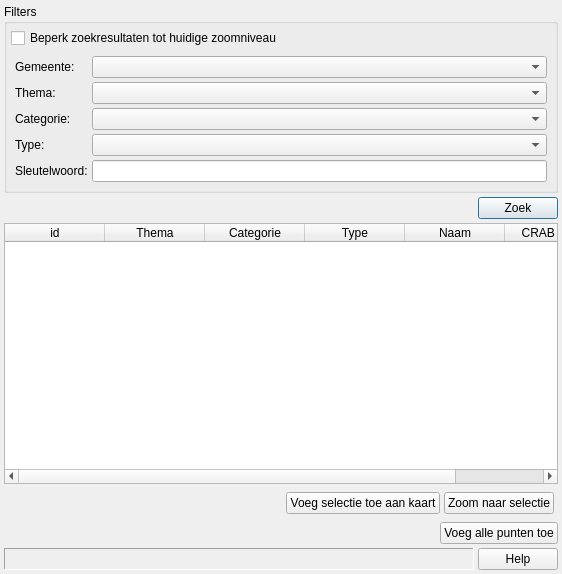
The window that ui_geopunt4QgisPoi.ui (warrieka/geopunt4Qgis) describes before a commit, drawn with Qt 5.
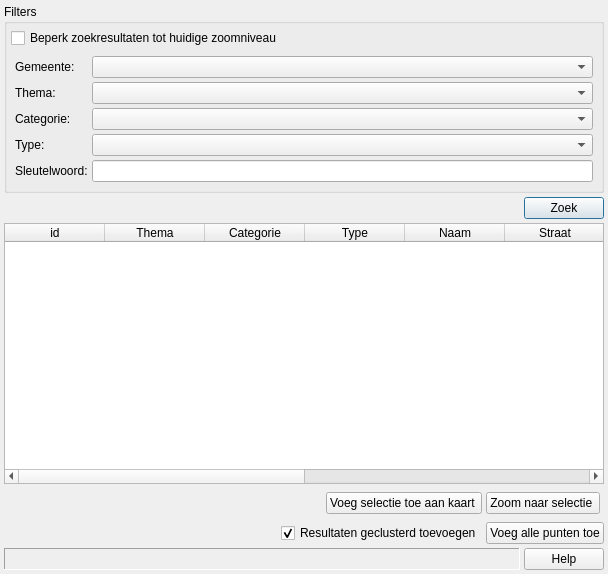
The same window after the commit. Icons and pictures are not drawn.

The edit to the form file:
```diff
--- a/ui_geopunt4QgisPoi.ui
+++ b/ui_geopunt4QgisPoi.ui
@@ -7,7 +7,7 @@
    <rect>
     <x>0</x>
     <y>0</y>
-    <width>562</width>
+    <width>608</width>
     <height>574</height>
    </rect>
   </property>
@@ -239,7 +239,27 @@
      </column>
      <column>
       <property name="text">
-       <string>CRAB adres</string>
+       <string>Straat</string>
+      </property>
+     </column>
+     <column>
+      <property name="text">
+       <string>Huisnummer</string>
+      </property>
+     </column>
+     <column>
+      <property name="text">
+       <string>Busnummer</string>
+      </property>
+     </column>
+     <column>
+      <property name="text">
+       <string>Postcode</string>
+      </property>
+     </column>
+     <column>
+      <property name="text">
+       <string>Gemeente</string>
       </property>
      </column>
     </widget>
@@ -263,7 +283,7 @@
       <item>
        <widget class="QPushButton" name="addToMapKnop">
         <property name="text">
-         <string>Voeg selectie toe aan kaart</string>
+         <string>Voeg selectie toe aan kaart </string>
         </property>
         <property name="icon">
          <iconset resource="resources.qrc">
@@ -277,7 +297,7 @@
       <item>
        <widget class="QPushButton" name="zoomSelKnop">
         <property name="text">
-         <string>Zoom naar selectie</string>
+         <string>Zoom naar selectie </string>
         </property>
         <property name="icon">
          <iconset resource="resources.qrc">
@@ -306,6 +326,19 @@
        </property>
       </spacer>
      </item>
+     <item>
+      <widget class="QCheckBox" name="clusterCheck">
+       <property name="toolTip">
+        <string>Resultaten Clusteren indien groter dan 1024</string>
+       </property>
+       <property name="text">
+        <string>Resultaten geclusterd toevoegen</string>
+       </property>
+       <property name="checked">
+        <bool>true</bool>
+       </property>
+      </widget>
+     </item>
      <item>
       <widget class="QPushButton" name="addMinModelBtn">
        <property name="toolTip">
```
Left out of the diff: 3 changed lines with no effect on the pictures.
